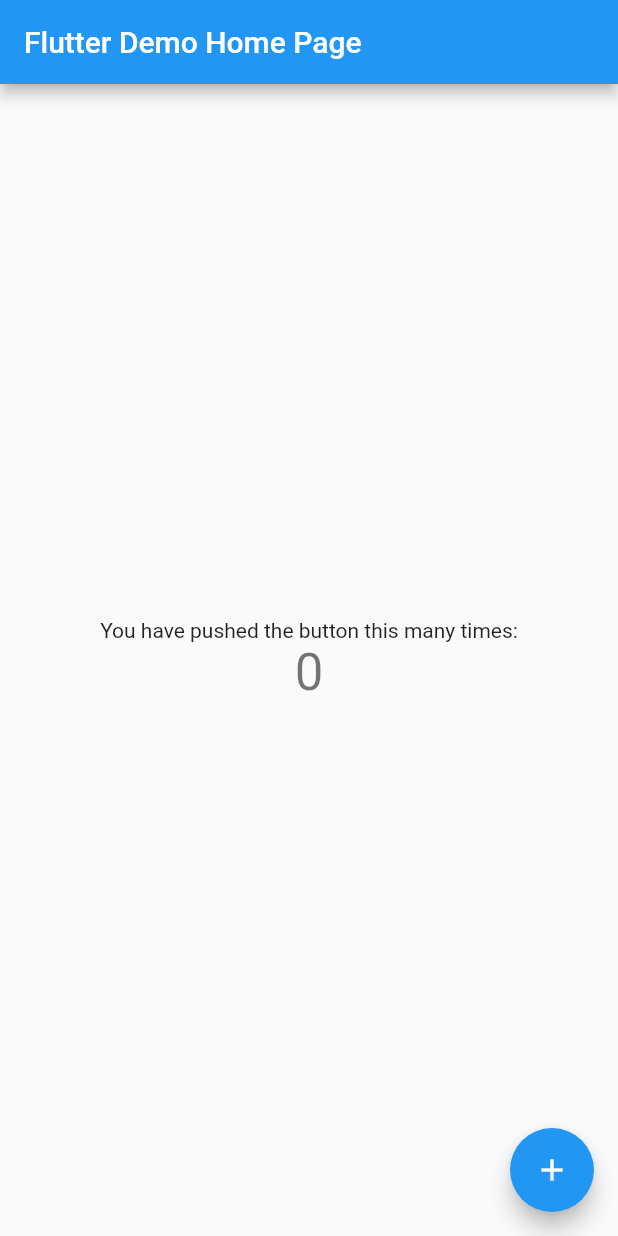
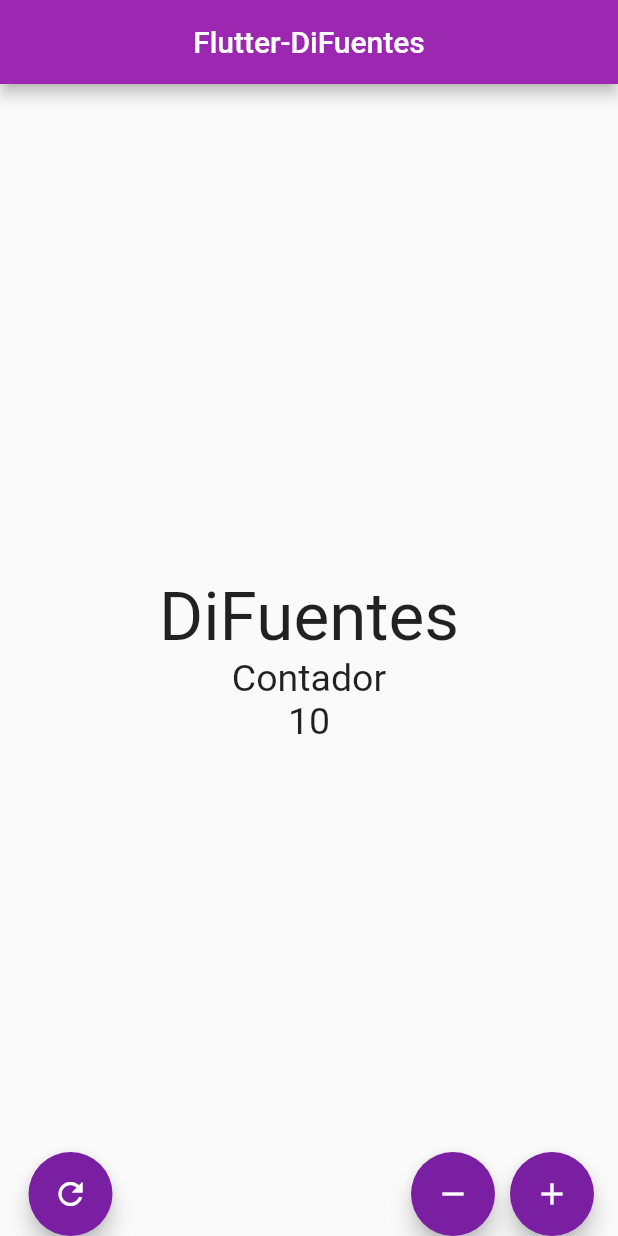
Before and after one commit to difuentes/HolaMundoFlutter, a Flutter app: the screen it shows after launch, on a phone screen of 412 x 824 dp. Run offline on Flutter 3.47's test engine with Material 2 defaults, Android fonts, the phone set to English and light mode, and no system bars.

Commit message:
finally Hola mundo , cont add and reset

```diff
--- a/lib/main.dart
+++ b/lib/main.dart
@@ -1,113 +1,9 @@
 import 'package:flutter/material.dart';
+import 'package:fluttermundo/src/app.dart';
+
+//myapp
+
 
 void main() {
   runApp(MyApp());
 }
-
-class MyApp extends StatelessWidget {
-  // This widget is the root of your application.
-  @override
-  Widget build(BuildContext context) {
-    return MaterialApp(
-      title: 'Flutter Demo',
-      theme: ThemeData(
-        // This is the theme of your application.
-        //
-        // Try running your application with "flutter run". You'll see the
-        // application has a blue toolbar. Then, without quitting the app, try
-        // changing the primarySwatch below to Colors.green and then invoke
-        // "hot reload" (press "r" in the console where you ran "flutter run",
-        // or simply save your changes to "hot reload" in a Flutter IDE).
-        // Notice that the counter didn't reset back to zero; the application
-        // is not restarted.
-        primarySwatch: Colors.blue,
-      ),
-      home: MyHomePage(title: 'Flutter Demo Home Page'),
-    );
-  }
-}
-
-class MyHomePage extends StatefulWidget {
-  MyHomePage({Key key, this.title}) : super(key: key);
-
-  // This widget is the home page of your application. It is stateful, meaning
-  // that it has a State object (defined below) that contains fields that affect
-  // how it looks.
-
-  // This class is the configuration for the state. It holds the values (in this
-  // case the title) provided by the parent (in this case the App widget) and
-  // used by the build method of the State. Fields in a Widget subclass are
-  // always marked "final".
-
-  final String title;
-
-  @override
-  _MyHomePageState createState() => _MyHomePageState();
-}
-
-class _MyHomePageState extends State<MyHomePage> {
-  int _counter = 0;
-
-  void _incrementCounter() {
-    setState(() {
-      // This call to setState tells the Flutter framework that something has
-      // changed in this State, which causes it to rerun the build method below
-      // so that the display can reflect the updated values. If we changed
-      // _counter without calling setState(), then the build method would not be
-      // called again, and so nothing would appear to happen.
-      _counter++;
-    });
-  }
-
-  @override
-  Widget build(BuildContext context) {
-    // This method is rerun every time setState is called, for instance as done
-    // by the _incrementCounter method above.
-    //
-    // The Flutter framework has been optimized to make rerunning build methods
-    // fast, so that you can just rebuild anything that needs updating rather
-    // than having to individually change instances of widgets.
-    return Scaffold(
-      appBar: AppBar(
-        // Here we take the value from the MyHomePage object that was created by
-        // the App.build method, and use it to set our appbar title.
-        title: Text(widget.title),
-      ),
-      body: Center(
-        // Center is a layout widget. It takes a single child and positions it
-        // in the middle of the parent.
-        child: Column(
-          // Column is also a layout widget. It takes a list of children and
-          // arranges them vertically. By default, it sizes itself to fit its
-          // children horizontally, and tries to be as tall as its parent.
-          //
-          // Invoke "debug painting" (press "p" in the console, choose the
-          // "Toggle Debug Paint" action from the Flutter Inspector in Android
-          // Studio, or the "Toggle Debug Paint" command in Visual Studio Code)
-          // to see the wireframe for each widget.
-          //
-          // Column has various properties to control how it sizes itself and
-          // how it positions its children. Here we use mainAxisAlignment to
-          // center the children vertically; the main axis here is the vertical
-          // axis because Columns are vertical (the cross axis would be
-          // horizontal).
-          mainAxisAlignment: MainAxisAlignment.center,
-          children: <Widget>[
-            Text(
-              'You have pushed the button this many times:',
-            ),
-            Text(
-              '$_counter',
-              style: Theme.of(context).textTheme.headline4,
-            ),
-          ],
-        ),
-      ),
-      floatingActionButton: FloatingActionButton(
-        onPressed: _incrementCounter,
-        tooltip: 'Increment',
-        child: Icon(Icons.add),
-      ), // This trailing comma makes auto-formatting nicer for build methods.
-    );
-  }
-}
--- /dev/null
+++ b/lib/src/app.dart
@@ -0,0 +1,21 @@
+import 'package:flutter/material.dart';
+
+import 'package:fluttermundo/src/pages/contador_page.dart';
+//import 'package:fluttermundo/src/pages/home_page.dart';
+
+class MyApp extends StatelessWidget {
+
+  @override
+  Widget build( context ){
+      return MaterialApp(
+        debugShowCheckedModeBanner: false,
+        home:
+        Center(
+          //child: HomePage(),
+          child: ContadorPage(),
+        ),
+      );
+  }
+
+
+}
--- /dev/null
+++ b/lib/src/pages/contador_page.dart
@@ -0,0 +1,77 @@
+
+import 'package:flutter/material.dart';
+
+class ContadorPage extends StatefulWidget{
+
+  @override
+  createState()=>  _ContadorPageState();
+}
+
+
+class _ContadorPageState  extends State <ContadorPage>{
+
+  final _stiloTexto = new TextStyle(fontSize: 25 );
+  final _colorBotton = new TextStyle(backgroundColor: Colors.purple);
+  int _conteo = 10;
+
+  @override
+
+   @override
+  Widget build(BuildContext context) {
+
+    return Scaffold(
+      appBar: AppBar(
+        title: Text('Flutter-DiFuentes'),
+        centerTitle: true,
+        backgroundColor: Colors.purple,
+
+      ),
+      body: Center(
+        child:Column(
+          mainAxisAlignment: MainAxisAlignment.center,
+          children: [
+          Text('DiFuentes',style:TextStyle(fontSize: 45 )),
+          Text('Contador',style:_stiloTexto),
+          Text('$_conteo',style:_stiloTexto)
+        ],) ,
+        ),
+        floatingActionButtonLocation: FloatingActionButtonLocation.endDocked,
+        floatingActionButton: _crearBotones()
+    );
+  }
+
+  Widget _crearBotones(){
+
+    return Row(
+      mainAxisAlignment: MainAxisAlignment.end,
+      children: <Widget>[
+         SizedBox(width: 35.0,),
+         FloatingActionButton(child: Icon(Icons.refresh),backgroundColor: (Colors.purple[700]),onPressed:_reset ),
+         Expanded(child: SizedBox(width: 10.0,)),
+         FloatingActionButton(child: Icon(Icons.remove),backgroundColor: (Colors.purple[700]),onPressed:_restar ),
+         SizedBox(width: 10.0,),
+         FloatingActionButton(child: Icon(Icons.add),backgroundColor: (Colors.purple[700]) ,onPressed:_agregar ),
+
+     ],
+    );
+
+  }
+
+  void _agregar(){
+    setState(() {
+      _conteo++;
+    });
+  }
+
+  void _restar(){
+    setState(() {
+      _conteo--;
+    });
+  }
+  void _reset(){
+    setState(() {
+      _conteo = 0;
+    });
+  }
+
+}
```
Also changed, not shown: lib/src/pages/home_page.dart (added, +40 -0 lines), 1 other file.
